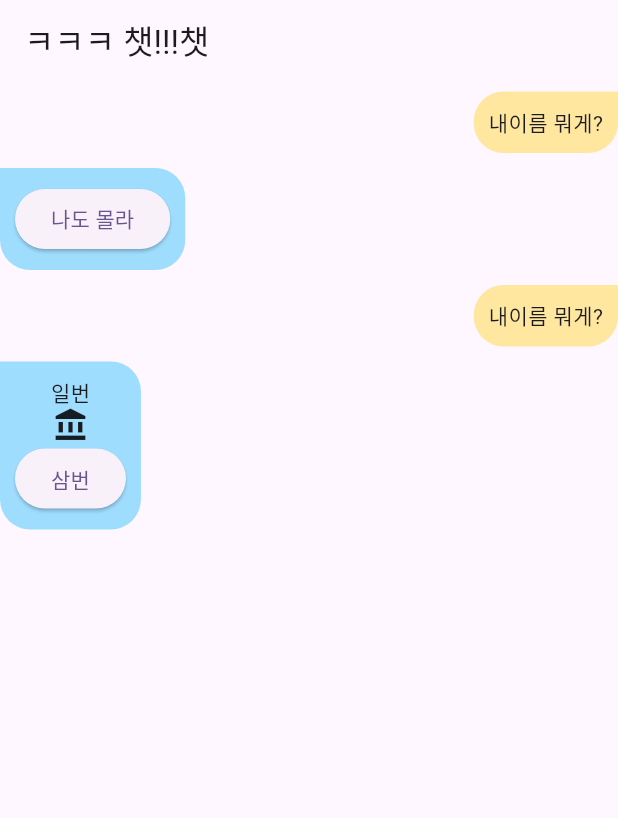
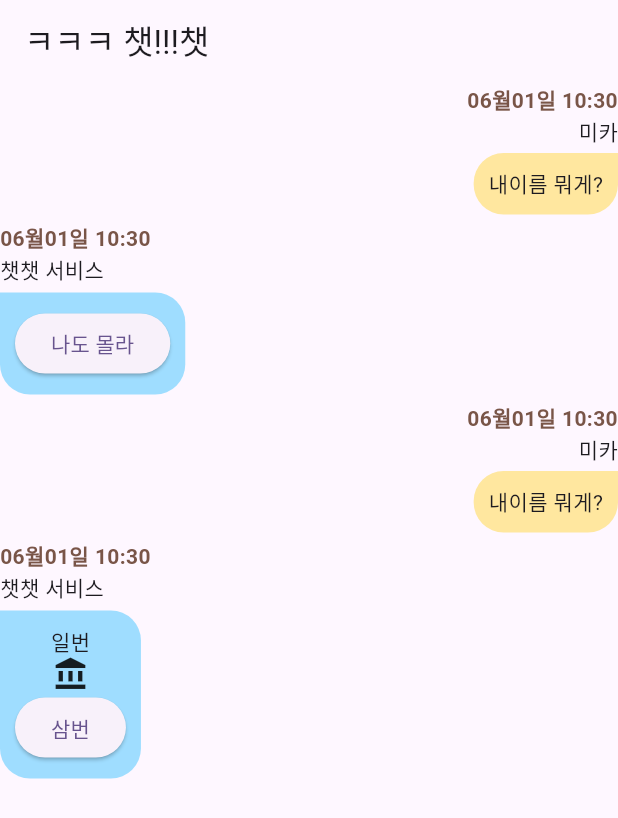
Before and after one commit to karzia/bubble_chat, a Flutter app: the screen it shows after launch, after a tap on "나도 몰라", on a phone screen of 412 x 824 dp. Shown: the top 818 px of the screen. Run offline on Flutter 3.47's test engine with Material 3 defaults, Android fonts, the phone set to English and light mode, and no system bars.

Commit message:
added Date and Name

```diff
--- a/lib/bubble_chat.dart
+++ b/lib/bubble_chat.dart
@@ -23,41 +23,50 @@ extension Iext on int{
   double get wr => toDouble();
   double get hr => toDouble();
 }
+enum ChatPos{
+  left,
+  right,
+}
 
 
-Widget renderBubble({required ChatUser user, required Widget widget, DateTime? date,}) {
-
-
+Widget renderBubble({required ChatPos pos, Widget? name, Widget? content, DateTime? date,}) {
 
   return Container(
-    alignment: (user == ChatUser.agent) ? Alignment.centerLeft : Alignment.centerRight,
-    child: Container(
+    alignment: (pos == ChatPos.right) ? Alignment.centerRight:Alignment.centerLeft,
+    child: Column(
+      crossAxisAlignment: (pos == ChatPos.right) ? CrossAxisAlignment.end : CrossAxisAlignment.start,
+      children: [
+        if(date!=null)
+          Text(
+            DateFormat("MM월dd일 HH:mm").format(date),
+            style: const TextStyle(color: Colors.brown, fontWeight: FontWeight.bold),
+            textAlign: (pos == ChatPos.right) ?  TextAlign.right:TextAlign.left,
+          ),
+        if(name!=null)name,
+        Container(
           constraints: BoxConstraints(maxWidth: W(200)),
           padding: EdgeInsets.all(W(10)),
           margin: EdgeInsets.only(top: W(5), bottom: 5.wr),
           decoration: BoxDecoration(
               color:
-          (user == ChatUser.me) ? Colors.amberAccent.withOpacity(0.5) : Colors.lightBlueAccent.withOpacity(0.5),
+              (pos == ChatPos.right) ? Colors.amberAccent.withOpacity(0.5) : Colors.lightBlueAccent.withOpacity(0.5),
               borderRadius: BorderRadius.only(
-            topLeft: (user == ChatUser.agent) ? Radius.zero : const Radius.circular(20),
-            topRight: (user == ChatUser.me) ? Radius.zero : const Radius.circular(20),
+                topLeft: (pos == ChatPos.left)  ? Radius.zero : const Radius.circular(20),
+                topRight: (pos == ChatPos.right)  ? Radius.zero : const Radius.circular(20),
                 bottomLeft: Radius.circular(20.wr),
                 bottomRight: Radius.circular(20.wr),
               )),
           child: Column(
             mainAxisSize: MainAxisSize.min,
-        crossAxisAlignment: (user == ChatUser.agent) ? CrossAxisAlignment.start : CrossAxisAlignment.end,
+            crossAxisAlignment: (pos == ChatPos.right) ? CrossAxisAlignment.end : CrossAxisAlignment.start,
             children: [
-          if(date!=null)
-            Text(
-              DateFormat("MM월dd일 HH:mm").format(date),
-              style: const TextStyle(color: Colors.brown, fontWeight: FontWeight.bold),
-              textAlign: (user == ChatUser.agent) ? TextAlign.left : TextAlign.right,
-            ),
-          widget
 
+
+              if(content!=null) content else Container(),
             ],
           ),
         ),
+      ],
+    ),
   );
 }
--- a/lib/main.dart
+++ b/lib/main.dart
@@ -43,18 +43,21 @@ class MyHomePage extends StatefulWidget {
 }
 
 class ChatData{
-  final ChatUser user;
-  final Widget w;
-  const ChatData(this.user, this.w);
+  final ChatPos pos;
+  final Widget name;
+  final Widget content;
+  const ChatData(this.pos, this.name, this.content);
 }
 
 class _MyHomePageState extends State<MyHomePage> {
+  static const String user="미카";
+  static const String agent="챗챗 서비스";
 
   final testData = <ChatData>[
-    ChatData(ChatUser.me,Text("내이름 뭐게?")),
-    ChatData(ChatUser.agent,ElevatedButton(child: Text("나도 몰라"),onPressed: (){},)),
-    ChatData(ChatUser.me,Text("내이름 뭐게?")),
-    ChatData(ChatUser.agent,Column(children: [
+    ChatData(ChatPos.right, Text(user), Text("내이름 뭐게?")),
+    ChatData(ChatPos.left,Text(agent), ElevatedButton(child: Text("나도 몰라"),onPressed: (){},)),
+    ChatData(ChatPos.right,Text(user), Text("내이름 뭐게?")),
+    ChatData(ChatPos.left,Text(agent), Column(children: [
       Text("일번"),
       Icon(Icons.account_balance),
       ElevatedButton(child:Text("삼번"),onPressed: (){},),
@@ -70,7 +73,7 @@ class _MyHomePageState extends State<MyHomePage> {
       ),
       body: SingleChildScrollView(
         child: Column(
-          children: testData.map((e)=>renderBubble(user:e.user, widget:e.w)).toList(),
+          children: testData.map((e)=>renderBubble(pos:e.pos, name: e.name, content:e.content,date: DateTime.now())).toList(),
         ),
       ),
     );
```
Lines whose indentation alone changed are shown as unchanged.
